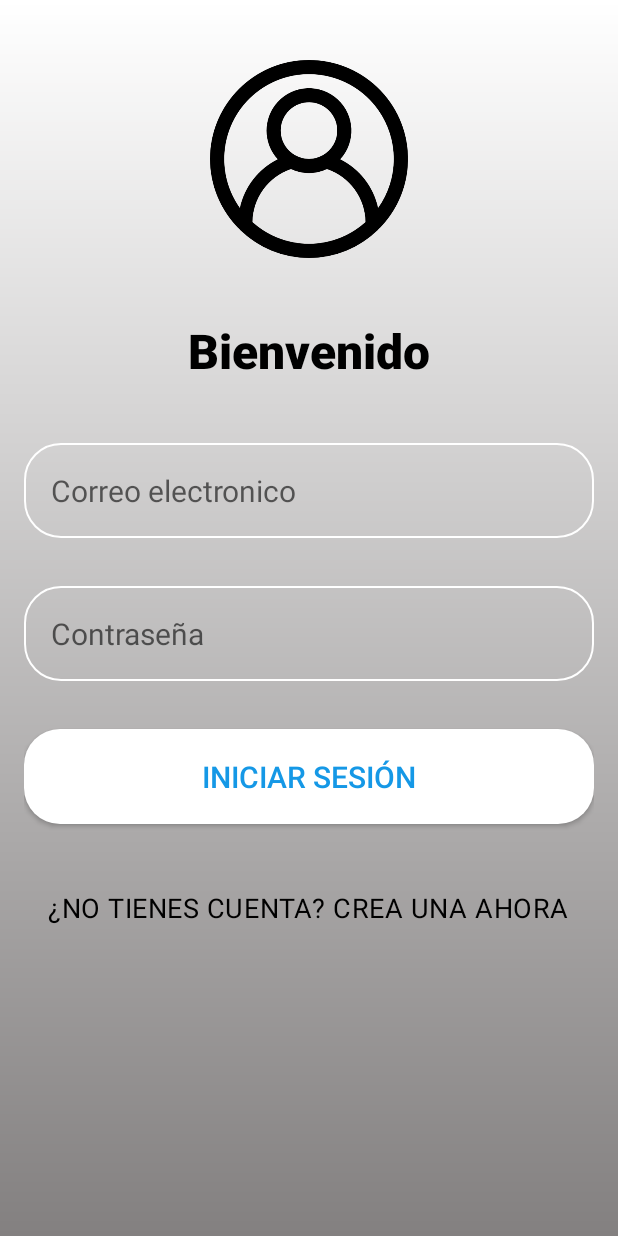
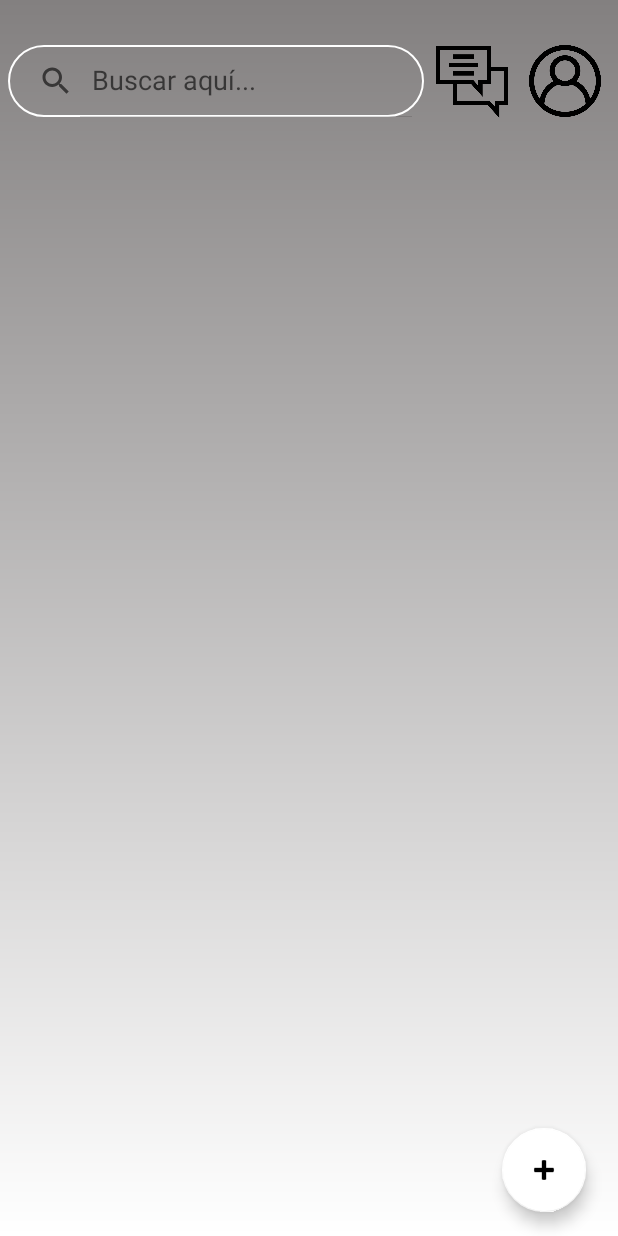
Before and after one commit to DomiHub/InstantCars, an Android app built with Jetpack Compose: the screen it shows after launch (PortalActivity before the commit, MainActivity after it), on a phone screen of 412 x 824 dp. Run offline under Robolectric (Android 15) with nearby library versions, the phone set to English and light mode, and no system bars; our stand-ins replace Firebase (no records; nobody signed in at launch, a user with empty details on screens opened directly).

Commit message:
Puesta en funcionamiento del RecyclerView

```diff
--- /dev/null
+++ b/app/src/main/java/com/domingo/instantcars/MainActivity.kt
@@ -0,0 +1,100 @@
+package com.domingo.instantcars
+
+import android.os.Bundle
+import android.widget.ImageView
+import android.widget.SearchView
+import androidx.appcompat.app.AppCompatActivity
+import androidx.recyclerview.widget.LinearLayoutManager
+import androidx.recyclerview.widget.RecyclerView
+import com.google.android.material.floatingactionbutton.FloatingActionButton
+import com.google.firebase.firestore.FirebaseFirestore
+
+class MainActivity : AppCompatActivity() {
+
+    private lateinit var recyclerView: RecyclerView
+    private lateinit var cocheAdapter: cocheAdapter
+    private lateinit var searchView: SearchView
+    private lateinit var imageViewChat: ImageView
+    private lateinit var imageViewUser: ImageView
+    private lateinit var fabAdd: FloatingActionButton
+    private val db = FirebaseFirestore.getInstance()
+
+    private var listaCoches: MutableList<Coche> = mutableListOf()
+    private var listaFiltrada: MutableList<Coche> = mutableListOf()
+
+    override fun onCreate(savedInstanceState: Bundle?) {
+        super.onCreate(savedInstanceState)
+        setContentView(R.layout.main_page)
+
+        recyclerView = findViewById(R.id.recyclerViewCoches)
+        searchView = findViewById(R.id.searchView)
+        imageViewChat = findViewById(R.id.imageView)
+        imageViewUser = findViewById(R.id.imagenPulsable)
+        fabAdd = findViewById<FloatingActionButton>(R.id.fabAdd)
+
+        recyclerView.layoutManager = LinearLayoutManager(this)
+        cocheAdapter = cocheAdapter(listaFiltrada)
+        recyclerView.adapter = cocheAdapter
+
+        obtenerCochesDesdeFirebase()
+        setupSearchView()
+        setupButtons()
+    }
+
+    private fun obtenerCochesDesdeFirebase() {
+        db.collection("coches").get()
+            .addOnSuccessListener { result ->
+                listaCoches.clear()
+                for (document in result) {
+                    val coche = document.toObject(Coche::class.java)
+                    listaCoches.add(coche)
+                }
+                listaFiltrada.clear()
+                listaFiltrada.addAll(listaCoches)
+                cocheAdapter.notifyDataSetChanged()
+            }
+            .addOnFailureListener {
+                // Manejo de errores si la carga falla
+            }
+    }
+
+    private fun setupSearchView() {
+        searchView.setOnQueryTextListener(object : SearchView.OnQueryTextListener {
+            override fun onQueryTextSubmit(query: String?): Boolean {
+                return false
+            }
+
+            override fun onQueryTextChange(newText: String?): Boolean {
+                filtrarCoches(newText)
+                return true
+            }
+        })
+    }
+
+    private fun filtrarCoches(texto: String?) {
+        listaFiltrada.clear()
+        if (texto.isNullOrEmpty()) {
+            listaFiltrada.addAll(listaCoches)
+        } else {
+            val filtro = texto.lowercase()
+            listaFiltrada.addAll(listaCoches.filter {
+                it.marca.lowercase().contains(filtro) || it.modelo.lowercase().contains(filtro)
+            })
+        }
+        cocheAdapter.notifyDataSetChanged()
+    }
+
+    private fun setupButtons() {
+        imageViewChat.setOnClickListener {
+            // Acción al presionar el icono de chat
+        }
+
+        imageViewUser.setOnClickListener {
+            // Acción al presionar el icono de usuario
+        }
+        fabAdd.setOnClickListener {
+            // Acción al presionar el botón flotante
+        }
+
+    }
+}
--- a/app/src/main/java/com/domingo/instantcars/PortalActivity.kt
+++ b/app/src/main/java/com/domingo/instantcars/PortalActivity.kt
@@ -49,13 +49,9 @@ class PortalActivity : AppCompatActivity() {
                         // Usuario autenticado correctamente
                         Toast.makeText(this, "Inicio de sesión exitoso", Toast.LENGTH_SHORT).show()
 
-
-                        // Redirige al usuario a la siguiente pantalla (Aún en desarrollo)
-                        /*
-                        val intent = Intent(this, PortalActivity::class.java)
+                        val intent = Intent(this, MainActivity::class.java)
                         startActivity(intent)
                         finish() // Evita que vuelva a la pantalla de login con el botón atrás
-                         */
 
                     } else {
                         // Error al iniciar sesión
--- a/app/src/main/java/com/domingo/instantcars/RegisterActivity.kt
+++ b/app/src/main/java/com/domingo/instantcars/RegisterActivity.kt
@@ -66,7 +66,10 @@ class RegisterActivity : AppCompatActivity() {
                             .set(userData)
                             .addOnSuccessListener {
                                 Toast.makeText(this, "Usuario registrado correctamente", Toast.LENGTH_SHORT).show()
-                                // Redirige al usuario a la siguiente pantalla (Aún en desarrollo)
+
+                                val intent = Intent(this, MainActivity::class.java)
+                                startActivity(intent)
+                                finish()
                             }
                             .addOnFailureListener { e ->
                                 Toast.makeText(this, "Error guardando datos: ${e.message}", Toast.LENGTH_LONG).show()
--- a/app/src/main/java/com/domingo/instantcars/cocheAdapter.kt
+++ b/app/src/main/java/com/domingo/instantcars/cocheAdapter.kt
@@ -29,13 +29,13 @@ class cocheAdapter(private val listaCoches: List<Coche>) : RecyclerView.Adapter<
         holder.txtModelo.text = coche.modelo
         holder.txtPrecio.text = "Precio: $${coche.precio}"
 
-        // 🔥 Cargar imagen SIN Glide ni Picasso
+        //Cargar imagen SIN Glide ni Picasso
         cargarImagenDesdeFirebase(coche.imagen, holder.imgCoche)
     }
 
     override fun getItemCount(): Int = listaCoches.size
 
-    // 🔥 Función para cargar imagen manualmente desde URL (Firebase Storage)
+    //Función para cargar imagen manualmente desde URL (Firebase Storage)
     private fun cargarImagenDesdeFirebase(urlImagen: String, imageView: ImageView) {
         val executor = Executors.newSingleThreadExecutor()
         executor.execute {
--- a/app/src/main/res/layout/main_page.xml
+++ b/app/src/main/res/layout/main_page.xml
@@ -63,4 +63,21 @@
         android:padding="8dp"
         tools:listitem="@layout/item_coche"/>
 
+    <!-- Botón flotante de "+" -->
+    <com.google.android.material.floatingactionbutton.FloatingActionButton
+        android:id="@+id/fabAdd"
+        android:layout_width="wrap_content"
+        android:layout_height="wrap_content"
+        android:layout_marginEnd="16dp"
+        android:layout_marginBottom="16dp"
+        android:src="@android:drawable/ic_input_add"
+        android:contentDescription="@string/agregar"
+        app:layout_constraintEnd_toEndOf="parent"
+        app:layout_constraintBottom_toBottomOf="parent"
+        app:fabSize="normal"
+        app:tint="@android:color/black"
+        app:backgroundTint="@android:color/white"
+        app:strokeWidth="2dp"
+        app:strokeColor="@android:color/black"/>
+
 </androidx.constraintlayout.widget.ConstraintLayout>
--- a/app/src/main/res/values/strings.xml
+++ b/app/src/main/res/values/strings.xml
@@ -14,4 +14,5 @@
     <string name="title_activity_register">RegisterActivity</string>
     <string name="ya_tienes_cuenta_inicia_sesi_n">¿YA TIENES CUENTA? INICIA SESIÓN</string>
     <string name="bot_n_para_abrir_men_de_usuario">Botón para abrir menú de usuario</string>
+    <string name="agregar">Agregar</string>
 </resources>
```
Also changed, not shown: app/src/main/AndroidManifest.xml (+7 -0 lines), app/src/main/res/layout/item_coche.xml (+5 -7 lines).
